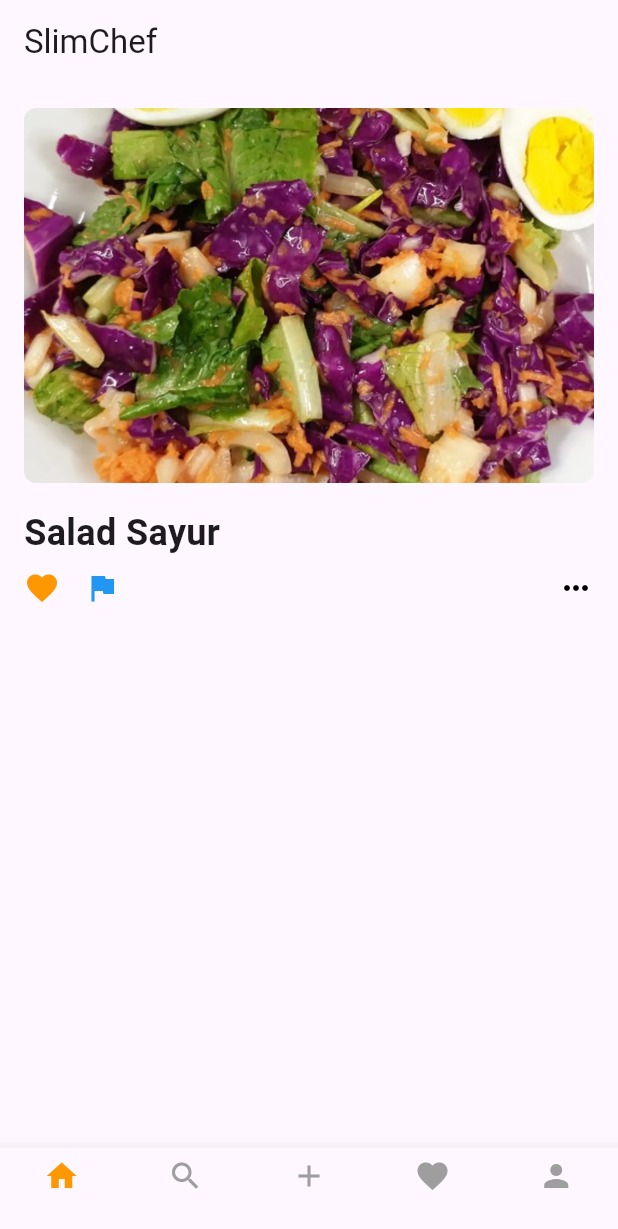
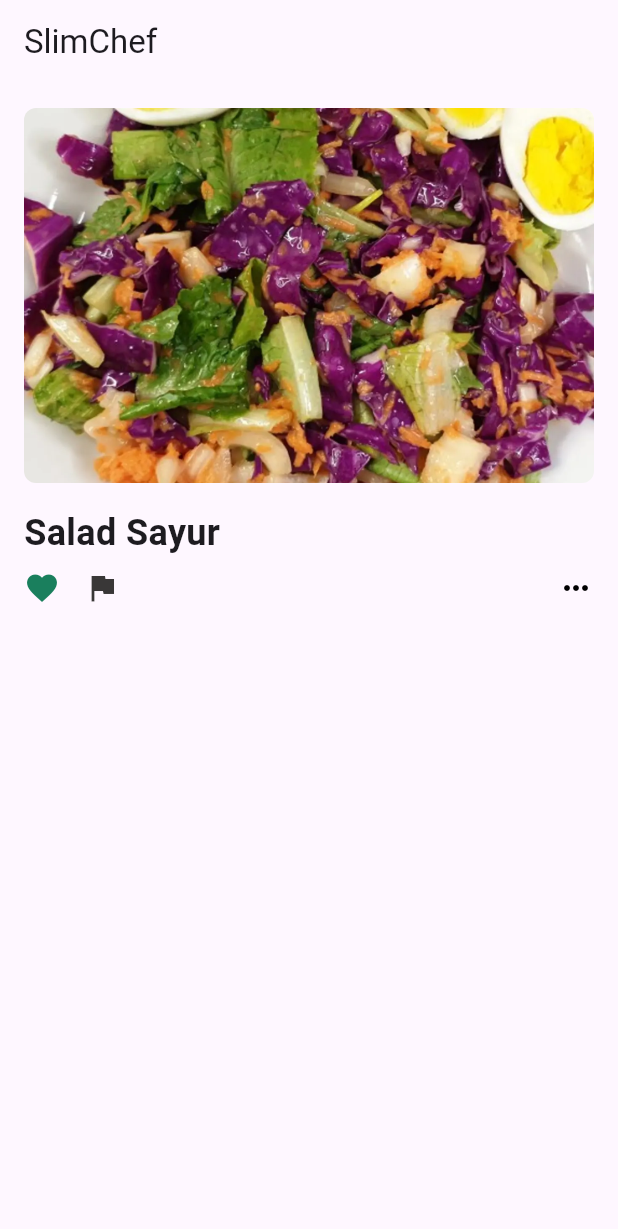
Before and after one commit to fitriangriyani/fondend, a Flutter app: the ResepPage screen opened directly, after a tap on the "favorite outline" icon, on a phone screen of 412 x 824 dp. Shown: the top 1229 px of the screen. Run offline on Flutter 3.47's test engine with Material 3 defaults, Android fonts, the phone set to English and light mode, and no system bars; our stand-ins replace google_fonts.

Commit message:
resep.dart

```diff
--- a/lib/resep.dart
+++ b/lib/resep.dart
@@ -69,7 +69,7 @@ class _ResepPageState extends State<ResepPage> {
                   },
                   child: Icon(
                     _isFavorite ? Icons.favorite : Icons.favorite_border,
-                    color: Colors.orange,
+                    color: Color(0xFF1A7F5D),
                   ),
                 ),
                 SizedBox(width: 16),
@@ -82,7 +82,7 @@ class _ResepPageState extends State<ResepPage> {
                   },
                   child: Icon(
                     _isReported ? Icons.flag_outlined : Icons.flag,
-                    color: Colors.blue,
+                    color: const Color.fromARGB(255, 57, 55, 55),
                   ),
                 ),
                 Spacer(), // Memberikan ruang antara ikon report dan ikon lainnya
@@ -102,42 +102,6 @@ class _ResepPageState extends State<ResepPage> {
           ],
         ),
       ),
-      bottomNavigationBar: BottomNavigationBar(
-        currentIndex: _currentIndex,
-        onTap: (index) {
-          setState(() {
-            _currentIndex = index;
-          });
-          // Logika navigasi berdasarkan index
-          switch (index) {
-            case 0:
-              print("Navigasi ke Home");
-              break;
-            case 1:
-              print("Navigasi ke Search");
-              break;
-            case 2:
-              print("Navigasi ke Add");
-              break;
-            case 3:
-              print("Navigasi ke Favorites");
-              break;
-            case 4:
-              print("Navigasi ke Profile");
-              break;
-          }
-        },
-        items: [
-          BottomNavigationBarItem(icon: Icon(Icons.home), label: ''),
-          BottomNavigationBarItem(icon: Icon(Icons.search), label: ''),
-          BottomNavigationBarItem(icon: Icon(Icons.add), label: ''),
-          BottomNavigationBarItem(icon: Icon(Icons.favorite), label: ''),
-          BottomNavigationBarItem(icon: Icon(Icons.person), label: ''),
-        ],
-        selectedItemColor: Colors.orange,
-        unselectedItemColor: Colors.grey,
-        type: BottomNavigationBarType.fixed,
-      ),
     );
   }
 }
```
